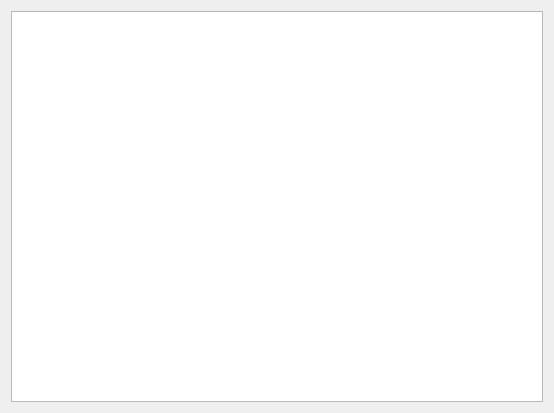
The window that src/tableview3d.ui (fredcooke/emstudio) describes before a commit, drawn with Qt 5.
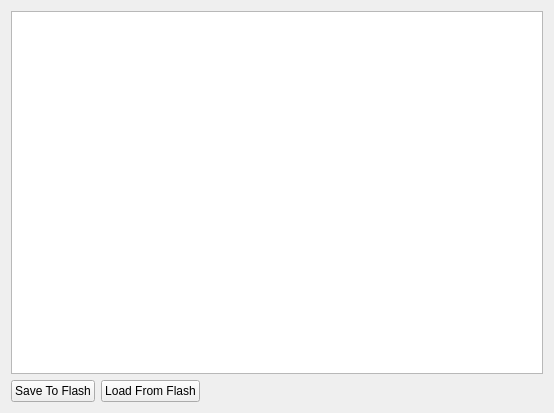
The same window after the commit.

Commit message: Addition of save and load to flash buttons on tableview3d. Only save works

Diff of the .ui file:
```diff
--- a/src/tableview3d.ui
+++ b/src/tableview3d.ui
@@ -17,6 +17,37 @@
    <item>
     <widget class="QTableWidget" name="tableWidget"/>
    </item>
+   <item>
+    <layout class="QHBoxLayout" name="horizontalLayout">
+     <item>
+      <widget class="QPushButton" name="savePushButton">
+       <property name="text">
+        <string>Save To Flash</string>
+       </property>
+      </widget>
+     </item>
+     <item>
+      <widget class="QPushButton" name="loadPushButton">
+       <property name="text">
+        <string>Load From Flash</string>
+       </property>
+      </widget>
+     </item>
+     <item>
+      <spacer name="horizontalSpacer">
+       <property name="orientation">
+        <enum>Qt::Horizontal</enum>
+       </property>
+       <property name="sizeHint" stdset="0">
+        <size>
+         <width>40</width>
+         <height>20</height>
+        </size>
+       </property>
+      </spacer>
+     </item>
+    </layout>
+   </item>
   </layout>
  </widget>
  <resources/>
```
The commit also changes 3 other files.
